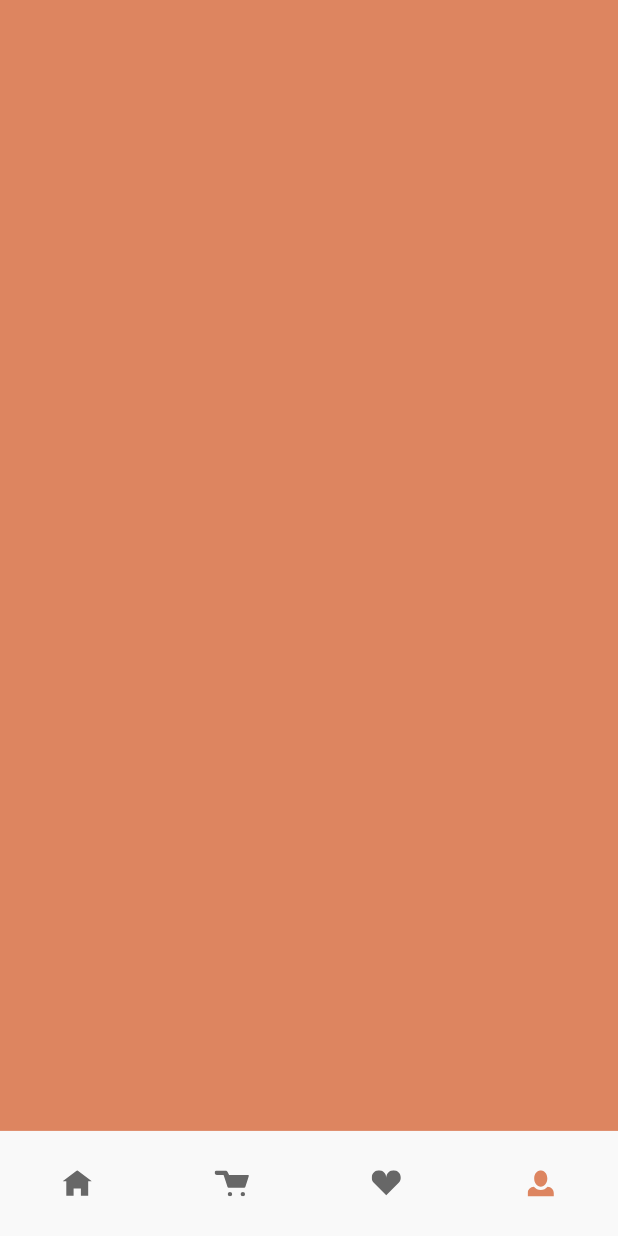
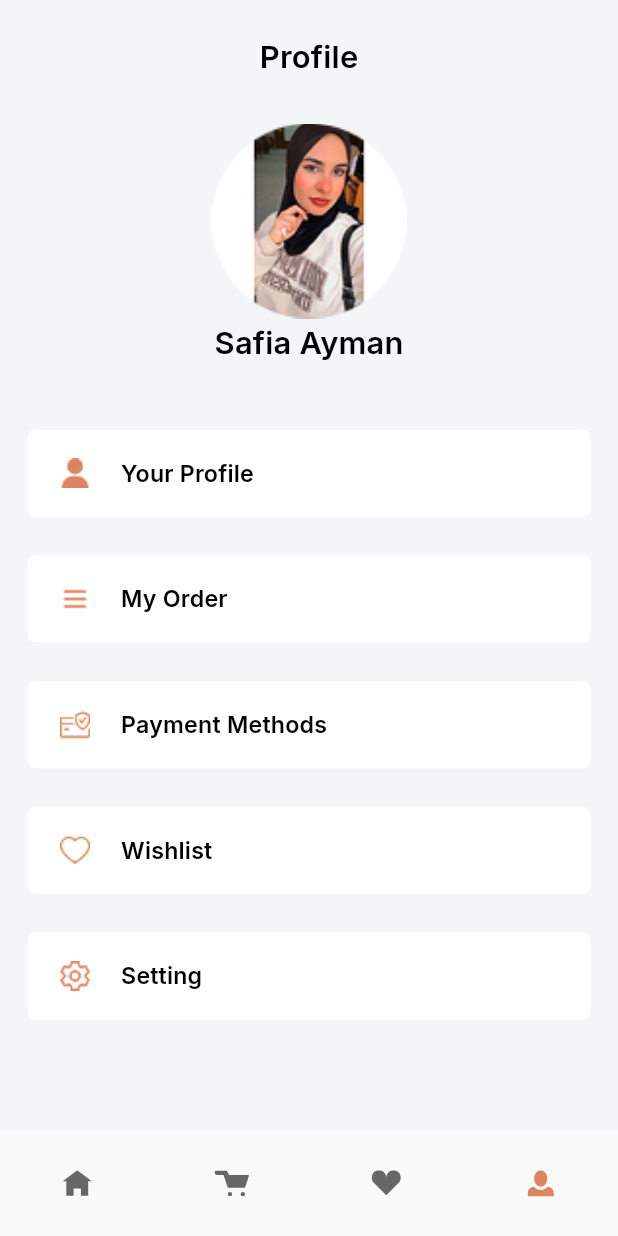
Before and after one commit to EzatRashad/Suits, a Flutter app: the LayoutView screen opened directly, item 4 of the bottom bar chosen, on a phone screen of 412 x 824 dp. Run offline on Flutter 3.47's test engine with Material 3 defaults, Android fonts, the phone set to English and light mode, and no system bars; our stand-ins replace flutter_screenutil, flutter_svg.

Commit message:
add profile view done

```diff
--- a/lib/main.dart
+++ b/lib/main.dart
@@ -1,6 +1,7 @@
 import 'package:flutter/material.dart';
 import 'package:flutter_screenutil/flutter_screenutil.dart';
 import 'package:suits/core/style/app_theme.dart';
+import 'package:suits/views/layout/pages/profile/profile.dart';
 import 'package:suits/views/splash.dart';
 
 void main() async {
--- a/lib/views/layout/layout.dart
+++ b/lib/views/layout/layout.dart
@@ -3,6 +3,7 @@ import 'package:flutter_screenutil/flutter_screenutil.dart';
 import 'package:suits/core/style/app_colors.dart';
 import 'package:suits/core/widgets/App_image.dart';
 import 'package:suits/views/layout/pages/home/home.dart';
+import 'package:suits/views/layout/pages/profile/profile.dart';
 import 'package:suits/views/layout/pages/wishlist/wishlist.dart';
 
 class LayoutView extends StatefulWidget {
@@ -20,16 +21,8 @@ class _LayoutViewState extends State<LayoutView> {
       'cart_active.svg',
       () => Container(color: AppColors.black2),
     ),
-    Model(
-      'favourite.svg',
-      'favourite_active.svg',
-      () => WishlistView(),
-    ),
-    Model(
-      'profile.svg',
-      'profile_acive.svg',
-      () => Container(color: AppColors.primary),
-    ),
+    Model('favourite.svg', 'favourite_active.svg', () => WishlistView()),
+    Model('profile.svg', 'profile_acive.svg', () => ProfileView()),
   ];
 
   int currentIndex = 0;
--- /dev/null
+++ b/lib/views/layout/pages/profile/profile.dart
@@ -0,0 +1,99 @@
+import 'package:flutter/material.dart';
+import 'package:flutter_screenutil/flutter_screenutil.dart';
+import 'package:suits/core/style/app_colors.dart';
+import 'package:suits/core/utils/utils.dart';
+import 'package:suits/core/widgets/App_image.dart';
+
+class ProfileView extends StatefulWidget {
+  const ProfileView({super.key});
+
+  @override
+  State<ProfileView> createState() => _ProfileViewState();
+}
+
+class _ProfileViewState extends State<ProfileView> {
+  final List<ItemModel> list = [
+    ItemModel(text: "Your Profile", image: "user.png"),
+    ItemModel(text: "My Order", image: "menu.png"),
+    ItemModel(text: "Payment Methods", image: "credit.png"),
+    ItemModel(text: "Wishlist", image: "heart.png"),
+    ItemModel(text: "Setting", image: "setting.png"),
+    ItemModel(text: "Log Out", image: "logout.png"),
+  ];
+
+  @override
+  Widget build(BuildContext context) {
+    final theme = Theme.of(context).textTheme;
+    return Scaffold(
+      body: SafeArea(
+        child: Padding(
+          padding: EdgeInsets.symmetric(horizontal: 16.0.w),
+          child: CustomScrollView(
+            slivers: [
+              SliverToBoxAdapter(
+                child: Column(
+                  children: [
+                    22.ph,
+                    Text(
+                      "Profile",
+                      style: theme.titleMedium!.copyWith(fontSize: 20.sp),
+                    ),
+                    41.ph,
+
+                    CircleAvatar(
+                      backgroundColor: AppColors.white,
+                      radius: 50.r,
+                      child: Transform.scale(
+                        scale: 1.3,
+                        child: AppImage(
+                          fit: BoxFit.fill,
+                          imageName: "person.png",
+                        ),
+                      ),
+                    ),
+                    14.ph,
+                    Text(
+                      "Safia Ayman",
+                      style: theme.titleMedium!.copyWith(fontSize: 20.sp),
+                    ),
+                    41.ph,
+                  ],
+                ),
+              ),
+              SliverList.separated(
+                itemCount: 5,
+                itemBuilder: (context, index) => Container(
+                  decoration: BoxDecoration(
+                    color: AppColors.white,
+                    borderRadius: BorderRadius.circular(5.r),
+                  ),
+                  padding: EdgeInsets.symmetric(
+                    horizontal: 19.w,
+                    vertical: 17.h,
+                  ),
+                  child: Row(
+                    children: [
+                      AppImage(imageName: list[index].image),
+                      18.pw,
+                      Text(
+                        list[index].text,
+                        style: theme.titleMedium!.copyWith(fontSize: 15.sp),
+                      ),
+                    ],
+                  ),
+                ),
+                separatorBuilder: (context, index) => 25.ph,
+              ),
+            ],
+          ),
+        ),
+      ),
+    );
+  }
+}
+
+class ItemModel {
+  final String text;
+  final String image;
+  ItemModel({required this.text, required this.image});
+}
--- a/lib/views/layout/pages/wishlist/wishlist.dart
+++ b/lib/views/layout/pages/wishlist/wishlist.dart
@@ -1,10 +1,8 @@
 import 'package:flutter/material.dart';
 import 'package:flutter_screenutil/flutter_screenutil.dart';
 import 'package:suits/core/style/app_colors.dart';
-import 'package:suits/core/utils/navigate.dart';
 import 'package:suits/core/utils/utils.dart';
 import 'package:suits/core/widgets/App_image.dart';
-import 'package:suits/views/layout/pages/product_details/product_details.dart';
 import 'package:suits/views/layout/widgets/tab_list.dart';
 
 class WishlistView extends StatefulWidget {
```
Also changed, not shown: assets/images/credit.png (added), assets/images/logout.png (added), assets/images/menu.png (added), assets/images/person.png (added), assets/images/setting.png (added), assets/images/user.png (added).
